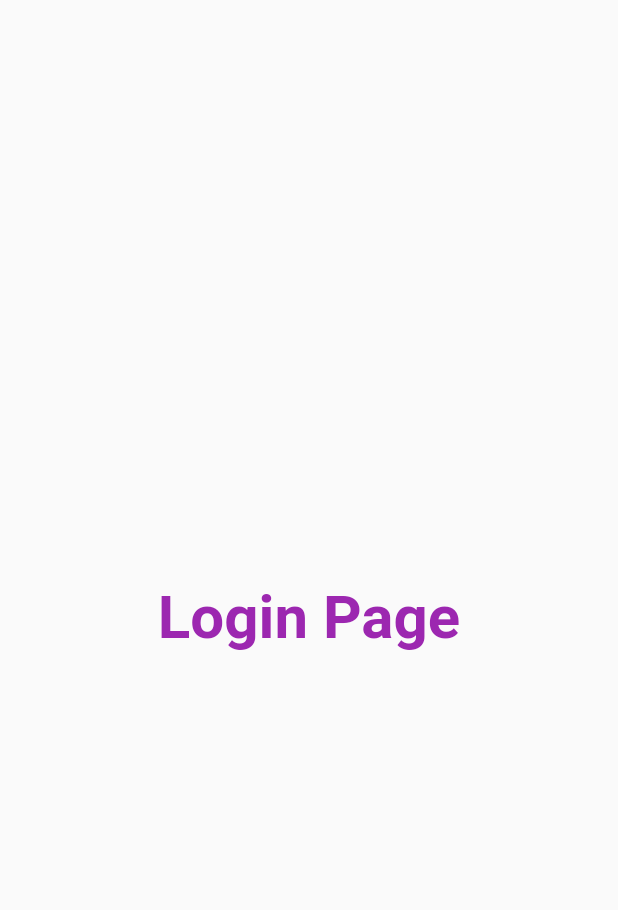
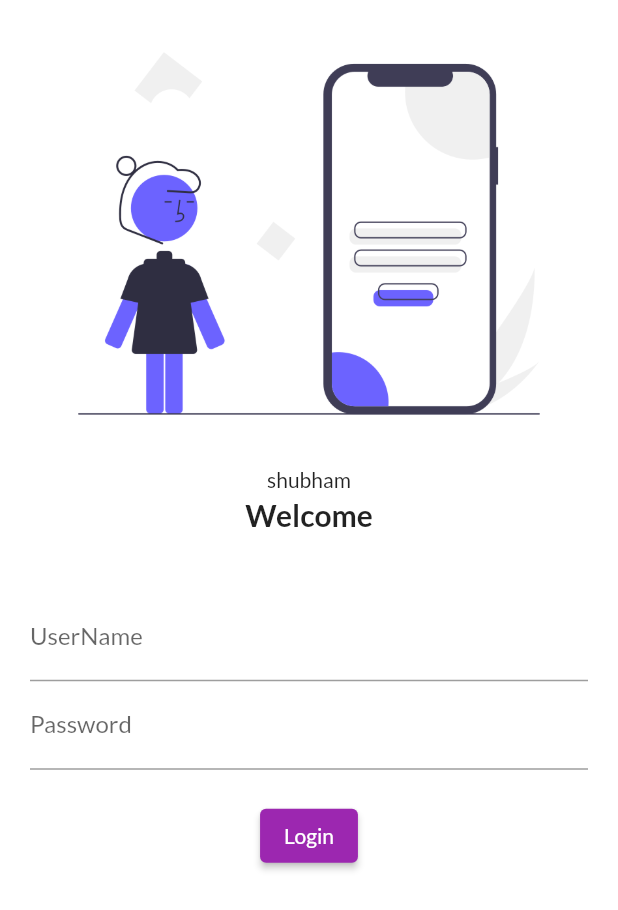
Before and after one commit to shubhamchavan123/LoginPage2, a Flutter app: the screen it shows after launch, on a phone screen of 412 x 824 dp. Shown: the top 910 px of the screen. Run offline on Flutter 3.47's test engine with Material 2 defaults, Android fonts, the phone set to English and light mode, and no system bars; our stand-ins replace google_fonts.

Commit message:
Login page Complited day 4

```diff
--- a/lib/main.dart
+++ b/lib/main.dart
@@ -1,6 +1,6 @@
 import 'package:flutter/material.dart';
 import 'package:flutter2/pages/login_page.dart';
-
+import 'package:google_fonts/google_fonts.dart';
 import 'pages/home_page.dart';
 
 void main() {
@@ -15,7 +15,7 @@ class MyApp extends StatelessWidget {
       // home: Homepage(),
       themeMode: ThemeMode.light,
 
-      theme: ThemeData(primarySwatch: Colors.purple),
+      theme: ThemeData(primarySwatch: Colors.purple,fontFamily: GoogleFonts.lato().fontFamily),
 
       darkTheme: ThemeData(brightness: Brightness.dark),
 
--- a/lib/pages/login_page.dart
+++ b/lib/pages/login_page.dart
@@ -4,12 +4,64 @@ class LoginPage extends StatelessWidget {
   @override
   Widget build(BuildContext context) {
     return Material(
-      child: Center(
-        child: Text(
-          "Login Page",
-          style: TextStyle(
-              fontSize: 40, color: Colors.purple, fontWeight: FontWeight.bold),
+      color: Colors.white,
+      child: Column(
+        children: [
+          Image.asset(
+            "assets/images/login_img.png",
+            fit: BoxFit.cover,
+          ),
+          SizedBox(
+            height: 20,
+            child: Text("shubham"),
+          ),
+          Text(
+            "Welcome",
+            style: TextStyle(
+              fontWeight: FontWeight.bold,
+              fontSize: 20,
+            ),
+          ),
+
+          SizedBox(
+            height: 20,
+          ),
+
+        Padding(
+          padding: const EdgeInsets.symmetric(vertical: 20,horizontal: 20),
+          child: Column(children: [
+            TextFormField(
+              decoration: InputDecoration(
+                  hintText: "Enter  UserName",
+                  labelText:"UserName"
+              ),
+            ),
+
+
+            TextFormField(
+              obscureText: true,
+              decoration: InputDecoration(
+                  hintText: "Enter  Password",
+                  labelText:"Password"
+              ),
+            ),
+            SizedBox(
+              height: 20,
+            ),
+
+            ElevatedButton( child:Text("Login"),style: TextButton.styleFrom(),onPressed: (){print("hello Hari");},)
+          ],),
         ),
+
+
+
+
+
+
+
+
+
+        ],
       ),
     );
   }
--- a/pubspec.yaml
+++ b/pubspec.yaml
@@ -36,6 +36,7 @@ dependencies:
   # The following adds the Cupertino Icons font to your application.
   # Use with the CupertinoIcons class for iOS style icons.
   cupertino_icons: ^1.0.2
+  google_fonts: ^3.0.1
 
 dev_dependencies:
   flutter_test:
@@ -60,8 +61,9 @@ flutter:
   uses-material-design: true
 
   # To add assets to your application, add an assets section, like this:
-  # assets:
-  #   - images/a_dot_burr.jpeg
+  assets:
+
+          - assets/images/
   #   - images/a_dot_ham.jpeg
 
   # An image asset can refer to one or more resolution-specific "variants", see
```
Also changed, not shown: assets/images/login_img.png (added), pubspec.lock.
